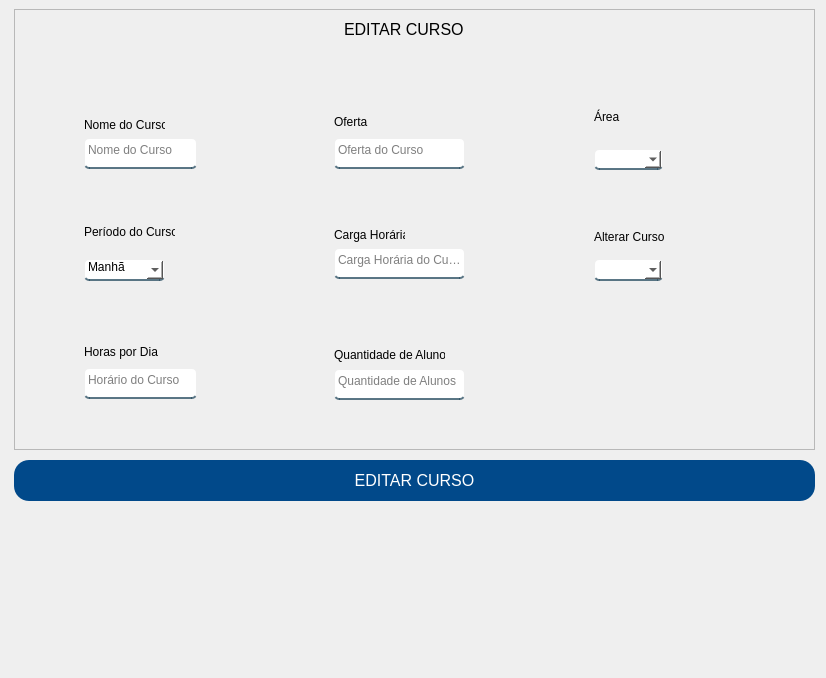
Before: the Qt Designer form App/view/ui/editarCurso.ui in Senac-SOR-ADS/Mapa-de-Sala, drawn with Qt 5.
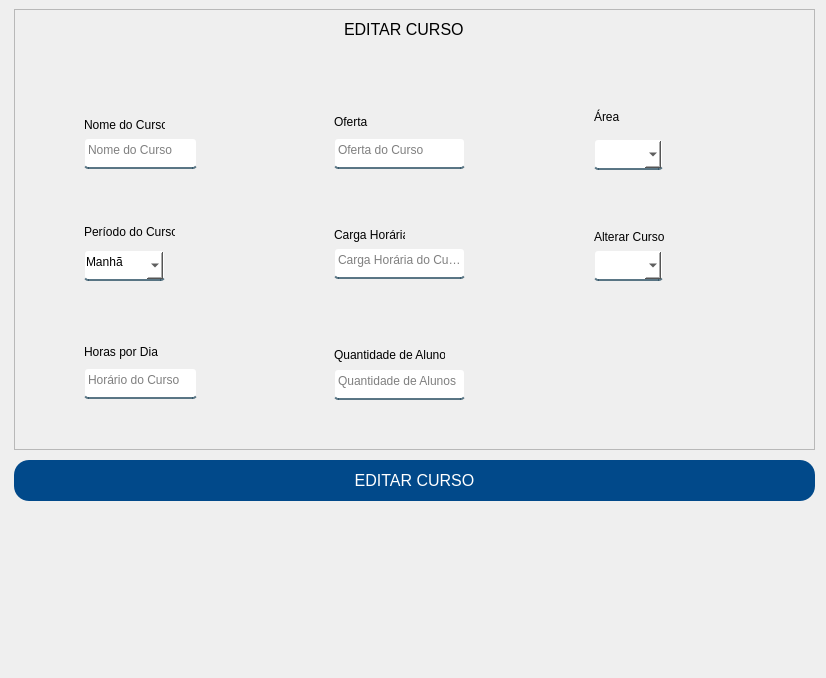
After: the same form once the commit is applied.

What changed in the file:
```diff
--- a/App/view/ui/editarCurso.ui
+++ b/App/view/ui/editarCurso.ui
@@ -17,7 +17,7 @@
    <string notr="true">QLineEdit, QComboBox {
 	background-color: white;
 	border:2px solid rgba(0,0,0,0);
-	border-radius: 5px;
+	border-radius: 4px;
 	border-bottom-color:rgba(46,82,101,200);
 	color:rgb(0,0,0);
 	padding-bottom:7px;
@@ -248,16 +248,16 @@
     <property name="geometry">
      <rect>
       <x>70</x>
-      <y>250</y>
+      <y>241</y>
       <width>81</width>
-      <height>22</height>
+      <height>31</height>
      </rect>
     </property>
     <property name="cursor">
      <cursorShape>PointingHandCursor</cursorShape>
     </property>
     <property name="editable">
-     <bool>true</bool>
+     <bool>false</bool>
     </property>
     <item>
      <property name="text">
@@ -279,16 +279,16 @@
     <property name="geometry">
      <rect>
       <x>580</x>
-      <y>140</y>
+      <y>130</y>
       <width>69</width>
-      <height>21</height>
+      <height>31</height>
      </rect>
     </property>
     <property name="cursor">
      <cursorShape>PointingHandCursor</cursorShape>
     </property>
     <property name="editable">
-     <bool>true</bool>
+     <bool>false</bool>
     </property>
    </widget>
    <widget class="QLabel" name="label_8">
@@ -308,9 +308,9 @@
     <property name="geometry">
      <rect>
       <x>580</x>
-      <y>250</y>
+      <y>241</y>
       <width>69</width>
-      <height>22</height>
+      <height>31</height>
      </rect>
     </property>
     <property name="cursor">
```
